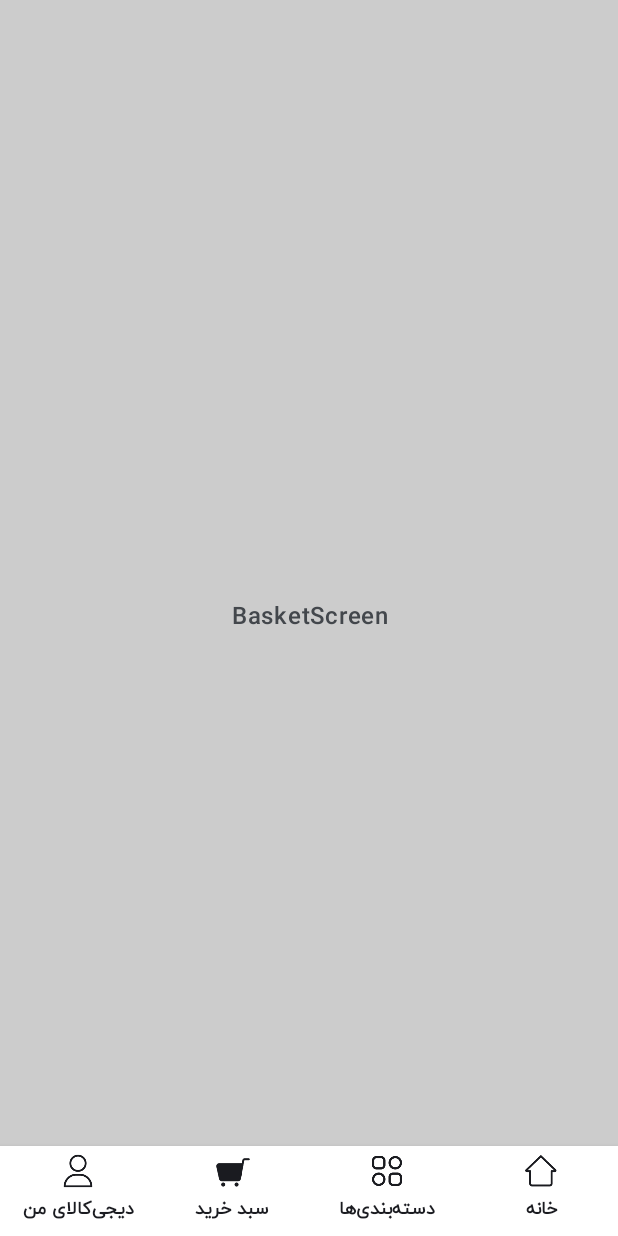
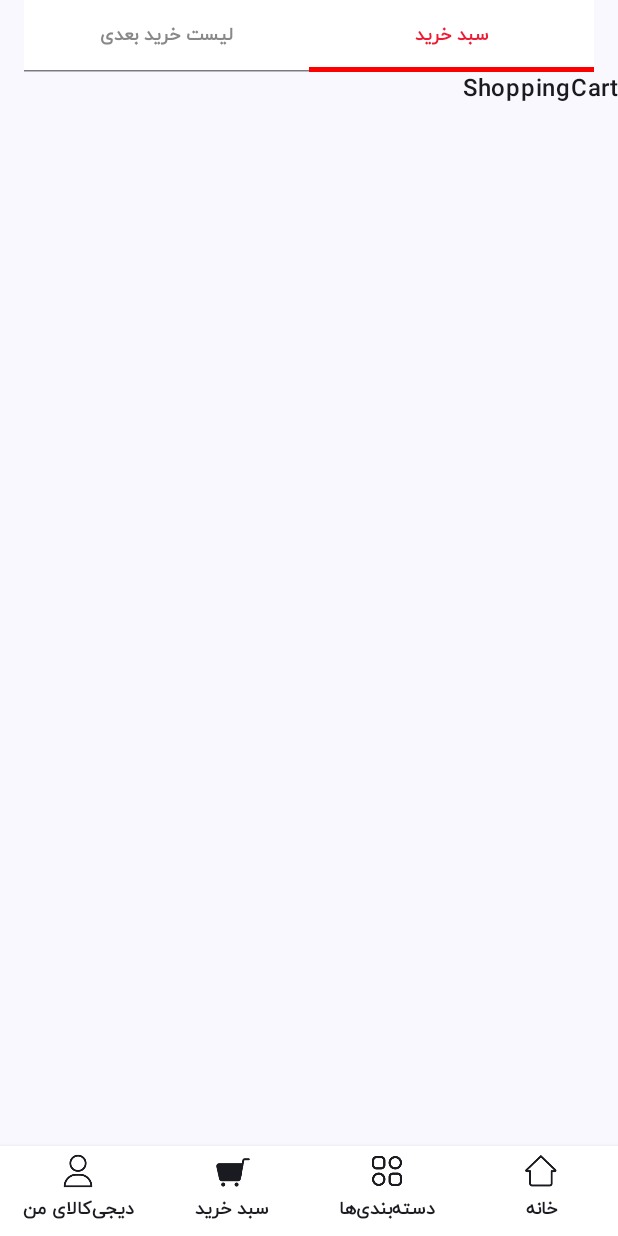
Before and after one commit to mohammadrezaaliabadi/Digikala, an Android app built with Jetpack Compose: the BasketScreen screen opened through its navigation route, on a phone screen of 412 x 824 dp. Run offline under Robolectric (Android 15) with nearby library versions, the phone set to English and light mode, and no system bars; our stand-ins replace Dagger/Hilt's generated code, accompanist.

Commit message:
Adding tablayout in basket Screen close #43

```diff
--- /dev/null
+++ b/app/src/main/java/com/pureamorous/digikala/data/remote/BasketApiInterface.kt
@@ -0,0 +1,4 @@
+package com.pureamorous.digikala.data.remote
+
+interface BasketApiInterface {
+}
--- /dev/null
+++ b/app/src/main/java/com/pureamorous/digikala/di/BasketApiInterfaceModule.kt
@@ -0,0 +1,23 @@
+package com.pureamorous.digikala.di
+
+
+import com.pureamorous.digikala.data.remote.BasketApiInterface
+import dagger.Module
+import dagger.Provides
+import dagger.hilt.InstallIn
+import dagger.hilt.components.SingletonComponent
+import retrofit2.Retrofit
+import javax.inject.Singleton
+
+
+
+@Module
+@InstallIn(SingletonComponent::class)
+object BasketApiInterfaceModule {
+
+    @Singleton
+    @Provides
+    fun provideHomeApiService(retrofit: Retrofit): BasketApiInterface =
+        retrofit.create(BasketApiInterface::class.java)
+
+}
--- a/app/src/main/java/com/pureamorous/digikala/navigation/SetupNavGraph.kt
+++ b/app/src/main/java/com/pureamorous/digikala/navigation/SetupNavGraph.kt
@@ -7,6 +7,7 @@ import androidx.navigation.compose.NavHost
 import androidx.navigation.compose.composable
 import androidx.navigation.navArgument
 import com.pureamorous.digikala.ui.screens.*
+import com.pureamorous.digikala.ui.screens.basket.BasketScreen
 import com.pureamorous.digikala.ui.screens.category.CategoryScreen
 import com.pureamorous.digikala.ui.screens.home.HomeScreen
 import com.pureamorous.digikala.ui.screens.home.WebPageScreen
--- /dev/null
+++ b/app/src/main/java/com/pureamorous/digikala/repository/BasketRepository.kt
@@ -0,0 +1,11 @@
+package com.pureamorous.digikala.repository
+
+import com.pureamorous.digikala.data.remote.BaseApiResponse
+import com.pureamorous.digikala.data.remote.BasketApiInterface
+import javax.inject.Inject
+
+class BasketRepository @Inject constructor(private val api: BasketApiInterface) : BaseApiResponse() {
+
+
+
+}
--- a/app/src/main/java/com/pureamorous/digikala/ui/screens/BasketScreen.kt
+++ /dev/null
@@ -1,71 +0,0 @@
-package com.pureamorous.digikala.ui.screens
-
-import android.content.res.Configuration.UI_MODE_NIGHT_YES
-import androidx.compose.foundation.background
-import androidx.compose.foundation.isSystemInDarkTheme
-import androidx.compose.foundation.layout.Arrangement
-import androidx.compose.foundation.layout.Column
-import androidx.compose.foundation.layout.fillMaxSize
-import androidx.compose.material3.MaterialTheme
-import androidx.compose.material3.Text
-import androidx.compose.runtime.Composable
-import androidx.compose.ui.Alignment
-import androidx.compose.ui.Modifier
-import androidx.compose.ui.graphics.Color
-import androidx.compose.ui.tooling.preview.Preview
-import androidx.navigation.NavHostController
-import com.pureamorous.digikala.ui.theme.selectedBottomBar
-
-@Composable
-fun BasketScreen(navController: NavHostController) {
-    if (isSystemInDarkTheme()) {
-        BasketDark()
-    } else {
-        BasketLight()
-    }
-
-}
-
-@Composable
-fun BasketLight() {
-    Column(
-        modifier = Modifier
-            .fillMaxSize()
-            .background(Color.LightGray),
-        horizontalAlignment = Alignment.CenterHorizontally,
-        verticalArrangement = Arrangement.Center
-    ) {
-        Text(
-            text = "BasketScreen",
-            color = MaterialTheme.colorScheme.selectedBottomBar
-        )
-    }
-}
-
-@Composable
-fun BasketDark() {
-    Column(
-        modifier = Modifier
-            .fillMaxSize()
-            .background(Color.DarkGray),
-        horizontalAlignment = Alignment.CenterHorizontally,
-        verticalArrangement = Arrangement.Center
-    ) {
-        Text(
-            text = "BasketScreen",
-            color = MaterialTheme.colorScheme.selectedBottomBar
-        )
-    }
-}
-
-@Composable
-@Preview
-fun BasketLightPreview() {
-    BasketLight()
-}
-
-@Composable
-@Preview(uiMode = UI_MODE_NIGHT_YES)
-fun BasketDarkPreview() {
-    BasketDark()
-}
--- /dev/null
+++ b/app/src/main/java/com/pureamorous/digikala/ui/screens/basket/BasketScreen.kt
@@ -0,0 +1,85 @@
+package com.pureamorous.digikala.ui.screens.basket
+
+import android.content.res.Configuration.UI_MODE_NIGHT_YES
+import androidx.compose.foundation.background
+import androidx.compose.foundation.isSystemInDarkTheme
+import androidx.compose.foundation.layout.*
+import androidx.compose.material3.MaterialTheme
+import androidx.compose.material3.Tab
+import androidx.compose.material3.TabRow
+import androidx.compose.material3.TabRowDefaults.tabIndicatorOffset
+import androidx.compose.material3.Text
+import androidx.compose.runtime.*
+import androidx.compose.ui.Alignment
+import androidx.compose.ui.Modifier
+import androidx.compose.ui.graphics.Color
+import androidx.compose.ui.res.stringResource
+import androidx.compose.ui.text.font.FontWeight
+import androidx.compose.ui.tooling.preview.Preview
+import androidx.compose.ui.unit.dp
+import androidx.hilt.navigation.compose.hiltViewModel
+import androidx.navigation.NavHostController
+import com.pureamorous.digikala.ui.theme.selectedBottomBar
+import com.pureamorous.digikala.viewmodel.BasketViewModel
+import com.pureamorous.digikala.R
+import com.pureamorous.digikala.ui.theme.digikalaRed
+import com.pureamorous.digikala.ui.theme.spacing
+
+@Composable
+fun BasketScreen(navController: NavHostController) {
+
+    Basket(navController = navController)
+}
+
+@Composable
+fun Basket(navController: NavHostController, viewModel: BasketViewModel = hiltViewModel()) {
+    var selectedTabIndex by remember {
+        mutableStateOf(0)
+    }
+    val tabTitles = listOf(
+        stringResource(id = R.string.cart),
+        stringResource(id = R.string.next_cart_list)
+    )
+
+    Column {
+        TabRow(
+            modifier = Modifier
+                .padding(horizontal = MaterialTheme.spacing.medium),
+            selectedTabIndex = selectedTabIndex,
+            contentColor = MaterialTheme.colorScheme.digikalaRed,
+            containerColor = Color.White, indicator = { line ->
+                Box(
+                    modifier = Modifier
+                        .tabIndicatorOffset(line[selectedTabIndex])
+                        .height(3.dp)
+                        .background(Color.Red)
+                )
+            }) {
+            tabTitles.forEachIndexed { index, title ->
+                Tab(
+                    selected = (selectedTabIndex == index),
+                    onClick = {
+                        selectedTabIndex = index
+                    },
+                    selectedContentColor = MaterialTheme.colorScheme.digikalaRed,
+                    unselectedContentColor = Color.Gray,
+                    text = {
+                        Row {
+                            Text(
+                                text = title,
+                                style = MaterialTheme.typography.labelSmall,
+                                fontWeight = FontWeight.SemiBold,
+                            )
+                        }
+                    }
+                )
+
+            }
+        }
+        when (selectedTabIndex) {
+            0 -> ShoppingCart()
+            1 -> NextShoppingList()
+        }
+
+    }
+}
--- /dev/null
+++ b/app/src/main/java/com/pureamorous/digikala/ui/screens/basket/NextShoppingList.kt
@@ -0,0 +1,10 @@
+package com.pureamorous.digikala.ui.screens.basket
+
+
+import androidx.compose.material3.Text
+import androidx.compose.runtime.Composable
+
+@Composable
+fun NextShoppingList() {
+    Text(text = "NextShoppingList")
+}
--- /dev/null
+++ b/app/src/main/java/com/pureamorous/digikala/ui/screens/basket/ShoppingCart.kt
@@ -0,0 +1,10 @@
+package com.pureamorous.digikala.ui.screens.basket
+
+
+import androidx.compose.material3.Text
+import androidx.compose.runtime.Composable
+
+@Composable
+fun ShoppingCart(){
+    Text(text = "ShoppingCart")
+}
--- a/app/src/main/java/com/pureamorous/digikala/ui/theme/Color.kt
+++ b/app/src/main/java/com/pureamorous/digikala/ui/theme/Color.kt
@@ -61,6 +61,11 @@ val ColorScheme.DigikalaDarkRed: Color
     @Composable
     get() = Color(0xFFe6123d)
 
+val ColorScheme.digikalaRed: Color
+    @Composable
+    get() = Color(0xFFed1b34)
+
+
 val ColorScheme.semiDarkText: Color
     @Composable
     get() = if (!isSystemInDarkTheme()) Color(0xFF5C5E61) else Color(0xFFD8D8D8)
--- /dev/null
+++ b/app/src/main/java/com/pureamorous/digikala/viewmodel/BasketViewModel.kt
@@ -0,0 +1,13 @@
+package com.pureamorous.digikala.viewmodel
+
+import androidx.lifecycle.ViewModel
+import com.pureamorous.digikala.repository.BasketRepository
+import dagger.hilt.android.lifecycle.HiltViewModel
+import javax.inject.Inject
+
+
+@HiltViewModel
+class BasketViewModel @Inject constructor(private val repository: BasketRepository) : ViewModel() {
+
+
+}
--- a/app/src/main/res/values/strings.xml
+++ b/app/src/main/res/values/strings.xml
@@ -36,4 +36,8 @@
     <string name="books_and_stationery">کتاب و لوازم تحریر</string>
     <string name="sports_and_travel">ورزش و سفر</string>
 
+    <string name="cart">سبد خرید</string>
+    <string name="next_cart_list">لیست خرید بعدی</string>
+
+
 </resources>
```
Also changed, not shown: 1 other file.
